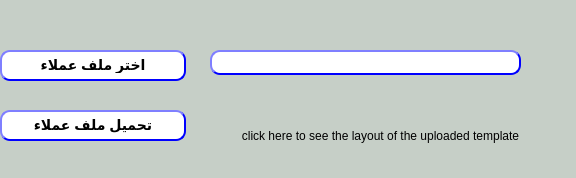
shymaa123456/HyperPOS2020, file presentation/loyalty_ui/uploadCustomers.ui: the form before one commit.
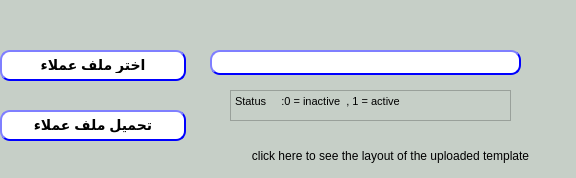
The form after the commit.

```diff
--- a/presentation/loyalty_ui/uploadCustomers.ui
+++ b/presentation/loyalty_ui/uploadCustomers.ui
@@ -136,8 +136,8 @@
   <widget class="QPushButton" name="BTN_uploadTemp">
    <property name="geometry">
     <rect>
-     <x>220</x>
-     <y>120</y>
+     <x>230</x>
+     <y>140</y>
      <width>321</width>
      <height>31</height>
     </rect>
@@ -162,6 +162,23 @@
     <bool>true</bool>
    </property>
   </widget>
+  <widget class="QTextEdit" name="textEdit">
+   <property name="geometry">
+    <rect>
+     <x>230</x>
+     <y>90</y>
+     <width>281</width>
+     <height>31</height>
+    </rect>
+   </property>
+   <property name="html">
+    <string>&lt;!DOCTYPE HTML PUBLIC &quot;-//W3C//DTD HTML 4.0//EN&quot; &quot;http://www.w3.org/TR/REC-html40/strict.dtd&quot;&gt;
+&lt;html&gt;&lt;head&gt;&lt;meta name=&quot;qrichtext&quot; content=&quot;1&quot; /&gt;&lt;style type=&quot;text/css&quot;&gt;
+p, li { white-space: pre-wrap; }
+&lt;/style&gt;&lt;/head&gt;&lt;body style=&quot; font-family:'MS Shell Dlg 2'; font-size:8.25pt; font-weight:400; font-style:normal;&quot;&gt;
+&lt;p style=&quot; margin-top:0px; margin-bottom:0px; margin-left:0px; margin-right:0px; -qt-block-indent:0; text-indent:0px;&quot;&gt;Status     :0 = inactive  , 1 = active&lt;/p&gt;&lt;/body&gt;&lt;/html&gt;</string>
+   </property>
+  </widget>
  </widget>
  <resources/>
  <connections/>
```
Left out of the diff: 3 changed lines with no effect on the pictures.
